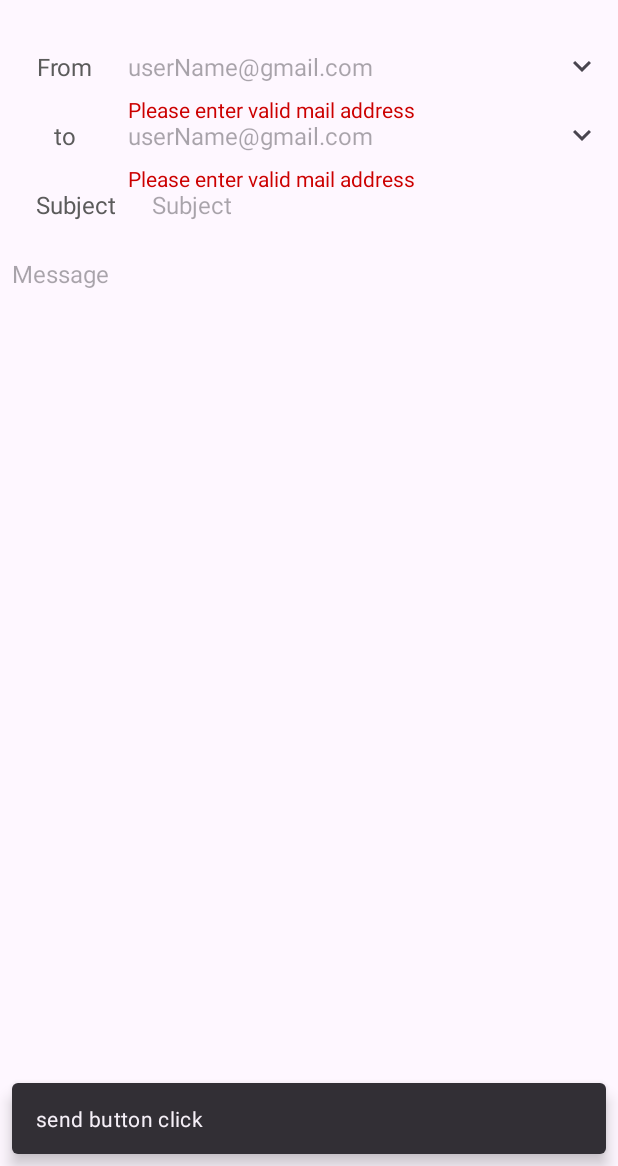
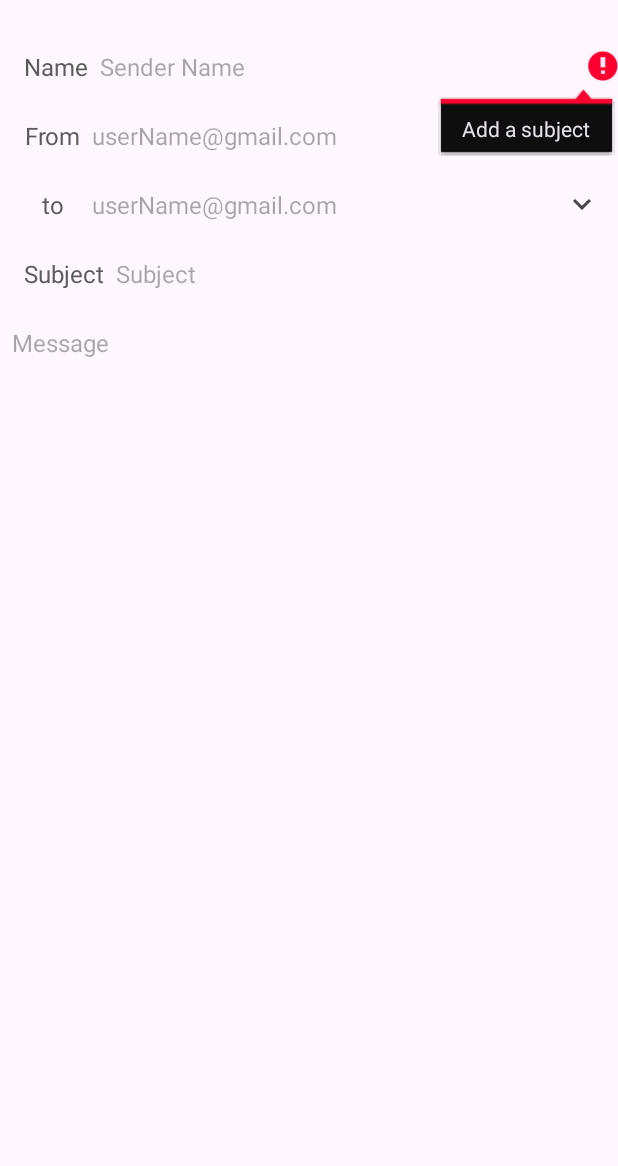
Before and after one commit to Karanbir31/Gmail-Ui-Layout, an Android app: the fragment EnterMailDetailsFragment shown on its own in the app's theme, after a tap on "send", on a phone screen of 412 x 824 dp, the part 70-1236 px from its top. Run offline under Robolectric (Android 15) with nearby library versions, the phone set to English and light mode, and no system bars; our stand-ins replace data binding; 1 statement that could not run was skipped.

Commit message:
build and set shared viewModel for mails and enter mails details fragment

```diff
--- a/app/build.gradle.kts
+++ b/app/build.gradle.kts
@@ -53,6 +53,8 @@ dependencies {
     androidTestImplementation(libs.androidx.junit)
     androidTestImplementation(libs.androidx.espresso.core)
 
+    implementation("androidx.fragment:fragment-ktx:1.8.8")
+
     implementation("org.jetbrains.kotlinx:kotlinx-coroutines-android:1.3.9")
 
     implementation("androidx.lifecycle:lifecycle-viewmodel-ktx:2.9.1")
--- a/app/src/main/AndroidManifest.xml
+++ b/app/src/main/AndroidManifest.xml
@@ -10,6 +10,7 @@
         android:fullBackupContent="@xml/backup_rules"
         android:icon="@mipmap/ic_launcher"
         android:label="@string/app_name"
+        android:windowSoftInputMode="adjustResize"
         android:roundIcon="@mipmap/ic_launcher_round"
         android:supportsRtl="true"
         android:theme="@style/Theme.GmailUiLayout">
--- a/app/src/main/java/com/example/gmailuilayout/EnterMailDetailsFragment.kt
+++ b/app/src/main/java/com/example/gmailuilayout/EnterMailDetailsFragment.kt
@@ -1,7 +1,6 @@
 package com.example.gmailuilayout
 
 import android.os.Bundle
-import android.text.Editable
 import android.view.LayoutInflater
 import android.view.Menu
 import android.view.MenuInflater
@@ -9,16 +8,17 @@ import android.view.MenuItem
 import android.view.View
 import android.view.ViewGroup
 import androidx.appcompat.app.AppCompatActivity
-import androidx.constraintlayout.widget.ConstraintSet
 import androidx.core.view.MenuHost
 import androidx.core.view.MenuProvider
-import androidx.core.widget.doAfterTextChanged
 import androidx.fragment.app.Fragment
+import androidx.fragment.app.activityViewModels
 import androidx.lifecycle.Lifecycle
 import com.example.gmailuilayout.databinding.FragmentEnterMailDetailsBinding
 import com.google.android.material.snackbar.Snackbar
+import java.time.LocalDateTime
 
 class EnterMailDetailsFragment : Fragment() {
+    private val emailViewModel: EmailsListViewModel by activityViewModels()
     private lateinit var binding: FragmentEnterMailDetailsBinding
 
     private val menuProvider = object : MenuProvider {
@@ -30,7 +30,20 @@ class EnterMailDetailsFragment : Fragment() {
             when (menuItem.itemId) {
                 R.id.sendActionMenu -> {
 
-                    binding.root.showSnackBarWithAction("send button click")
+                    if (validateEmailsItem()) {
+                        val newEmailsDetails = EmailItem(
+                            emailId = emailViewModel.getEmailsCount() + 1,
+                            senderImage = emailViewModel.getRandomUserImage(),
+                            senderName = binding.senderNameEditText.text.toString(),
+                            emailDateTime = LocalDateTime.now(),
+                            emailSubject = binding.subjectEditText.text.toString(),
+                            emailMessage = binding.messageEditText.text.toString(),
+                            starMarked = false
+                        )
+                        emailViewModel.addNewEmails(newEmailsDetails)
+                        requireActivity().onBackPressedDispatcher.onBackPressed()
+                    }
+
                     return true
                 }
 
@@ -78,6 +91,7 @@ class EnterMailDetailsFragment : Fragment() {
 
     override fun onViewCreated(view: View, savedInstanceState: Bundle?) {
         super.onViewCreated(view, savedInstanceState)
+        (activity as MainActivity).setAppBarAndBottomNavVisible(false)
         (requireActivity() as AppCompatActivity).setSupportActionBar(binding.toolbar)
 
         val menuHost: MenuHost = requireActivity()
@@ -89,65 +103,10 @@ class EnterMailDetailsFragment : Fragment() {
         )
 
         binding.apply {
-            toEditText.doAfterTextChanged { editable: Editable? ->
 
-                if (!isValidEmail(editable.toString()) && toEmailTextError.visibility != View.VISIBLE) {
-                    // show error text view and move ToEditText down ward
-
-
-                    toEditText.error = "please enter a valid mail address"
-
-                    toEmailTextError.visibility = View.VISIBLE
-
-                    updateConstraint(
-                        constrainedViewId = subjectEditText.id,
-                        constrainedSide = ConstraintSet.TOP,
-                        targetViewId = toEmailTextError.id,
-                        targetSide = ConstraintSet.BOTTOM
-                    )
-                }else  if (isValidEmail(editable.toString()) && toEmailTextError.visibility == View.VISIBLE){
-
-                    toEmailTextError.visibility = View.GONE
-
-                    updateConstraint(
-                        constrainedViewId = subjectEditText.id,
-                        constrainedSide = ConstraintSet.TOP,
-                        targetViewId = toEditText.id,
-                        targetSide = ConstraintSet.BOTTOM
-                    )
-                }
-
+            toolbar.setNavigationOnClickListener {
+                requireActivity().onBackPressedDispatcher.onBackPressed()
             }
-
-            fromEditText.doAfterTextChanged { editable: Editable? ->
-
-                if (!isValidEmail(editable.toString()) && fromEmailTextError.visibility != View.VISIBLE) {
-                    // show error text view and move ToEditText down ward
-
-                    fromEmailTextError.visibility = View.VISIBLE
-
-                    updateConstraint(
-                        constrainedViewId = toEditText.id,
-                        constrainedSide = ConstraintSet.TOP,
-                        targetViewId = fromEmailTextError.id,
-                        targetSide = ConstraintSet.BOTTOM
-                    )
-                } else  if (isValidEmail(editable.toString()) && fromEmailTextError.visibility == View.VISIBLE) {
-                    // show error text view and move ToEditText down ward
-
-                    fromEmailTextError.visibility = View.GONE
-
-                    updateConstraint(
-                        constrainedViewId = toEditText.id,
-                        constrainedSide = ConstraintSet.TOP,
-                        targetViewId = fromEditText.id,
-                        targetSide = ConstraintSet.BOTTOM
-                    )
-                }
-
-            }
-
-
         }
 
     }
@@ -165,8 +124,59 @@ class EnterMailDetailsFragment : Fragment() {
             .show()
     }
 
+    fun isValidEmail(email: String): Boolean {
+        val emailRegex = Regex("^[A-Za-z0-9+_.-]+@[A-Za-z0-9.-]+\\.[A-Za-z]{2,6}$")
+        return emailRegex.matches(email)
+    }
 
-    private fun updateConstraint(
+    override fun onDestroyView() {
+        super.onDestroyView()
+        (requireActivity() as MenuHost).removeMenuProvider(menuProvider)
+    }
+
+    fun validateEmailsItem(): Boolean {
+        binding.apply {
+            if (senderNameEditText.text.toString().isEmpty()) {
+                senderNameEditText.error = "Add a subject"
+                return false
+            }
+
+            if (fromEditText.text.toString().isEmpty()) {
+                fromEditText.error = "Add valid receivers mail address"
+                return false
+            }
+
+            if (!isValidEmail(fromEditText.text.toString())){
+                fromEditText.error = "Add valid receivers mail address"
+                return false
+            }
+
+
+            if (toEditText.text.toString().isEmpty()) {
+                toEditText.error = "Add valid senders mail address"
+                return false
+            }
+
+            if (!isValidEmail(toEditText.text.toString())){
+                toEditText.error = "Add valid receivers mail address"
+                return false
+            }
+
+            if (subjectEditText.text.toString().isEmpty()) {
+                subjectEditText.error = "Add a subject"
+                return false
+            }
+
+            if (messageEditText.text.toString().isEmpty()) {
+                messageEditText.error = "Add a message"
+                return false
+            }
+        }
+        return true
+    }
+
+    /*
+        private fun updateConstraint(
         constrainedViewId: Int,
         constrainedSide: Int,
         targetViewId: Int,
@@ -184,17 +194,7 @@ class EnterMailDetailsFragment : Fragment() {
         )
         constraintSet.applyTo(binding.main)
     }
-
-    fun isValidEmail(email: String): Boolean {
-        val emailRegex = Regex("^[A-Za-z0-9+_.-]+@[A-Za-z0-9.-]+\\.[A-Za-z]{2,6}$")
-        return emailRegex.matches(email)
-    }
-
-    override fun onDestroyView() {
-        super.onDestroyView()
-        (requireActivity() as MenuHost).removeMenuProvider(menuProvider)
-    }
-
+     */
 
 
 }
--- a/app/src/main/res/layout/fragment_enter_mail_details.xml
+++ b/app/src/main/res/layout/fragment_enter_mail_details.xml
@@ -27,12 +27,46 @@
                 />
 
         </com.google.android.material.appbar.AppBarLayout>
+
+        <TextView
+            android:id="@+id/senderNameStaticText"
+            android:layout_width="wrap_content"
+            android:layout_height="0dp"
+            android:gravity="center"
+            android:paddingStart="16dp"
+            android:paddingEnd="8dp"
+            android:paddingVertical="8dp"
+            android:text="Name"
+            android:textColor="#5B5B5B"
+            android:textSize="16sp"
+            app:layout_constraintBottom_toBottomOf="@id/senderNameEditText"
+            app:layout_constraintEnd_toStartOf="@id/senderNameEditText"
+            app:layout_constraintStart_toStartOf="parent"
+            app:layout_constraintTop_toTopOf="@id/senderNameEditText" />
+
+        <com.google.android.material.textfield.TextInputEditText
+            android:id="@+id/senderNameEditText"
+            android:layout_width="0dp"
+            android:layout_height="wrap_content"
+            android:layout_marginTop="8dp"
+            android:background="@android:color/transparent"
+            android:hint="Sender Name"
+            android:paddingVertical="8dp"
+            android:textSize="16sp"
+            app:layout_constraintBottom_toTopOf="@id/fromEditText"
+            app:layout_constraintEnd_toEndOf="parent"
+            app:layout_constraintHorizontal_weight="1"
+            app:layout_constraintStart_toEndOf="@id/senderNameStaticText"
+            app:layout_constraintTop_toBottomOf="@id/appBarLayout" />
+
+
         <TextView
             android:id="@+id/fromStaticText"
             android:layout_width="wrap_content"
             android:layout_height="0dp"
             android:gravity="center"
-            android:paddingHorizontal="24dp"
+            android:paddingStart="16dp"
+            android:paddingEnd="8dp"
             android:paddingVertical="8dp"
             android:text="From"
             android:textColor="#5B5B5B"
@@ -55,7 +89,7 @@
             app:layout_constraintEnd_toStartOf="@id/fromDropDownCheckBox"
             app:layout_constraintHorizontal_weight="1"
             app:layout_constraintStart_toEndOf="@id/fromStaticText"
-            app:layout_constraintTop_toBottomOf="@id/appBarLayout" />
+            app:layout_constraintTop_toBottomOf="@id/senderNameEditText" />
 
         <CheckBox
             android:id="@+id/fromDropDownCheckBox"
@@ -68,22 +102,12 @@
             app:layout_constraintTop_toTopOf="@id/fromEditText" />
 
         <TextView
-            android:id="@+id/fromEmailTextError"
-            android:layout_width="wrap_content"
-            android:layout_height="wrap_content"
-            android:text="Please enter valid mail address"
-            android:textSize="14sp"
-            android:textColor="@android:color/holo_red_dark"
-            app:layout_constraintStart_toStartOf="@id/fromEditText"
-            app:layout_constraintTop_toBottomOf="@id/fromEditText"
-            />
-
-        <TextView
             android:id="@+id/toStaticText"
             android:layout_width="wrap_content"
             android:layout_height="0dp"
             android:gravity="center"
-            android:paddingHorizontal="24dp"
+            android:paddingStart="16dp"
+            android:paddingEnd="8dp"
             android:paddingVertical="8dp"
             android:text="to"
             android:textColor="#5B5B5B"
@@ -120,22 +144,12 @@
             app:layout_constraintTop_toTopOf="@id/toEditText" />
 
         <TextView
-            android:id="@+id/toEmailTextError"
-            android:layout_width="wrap_content"
-            android:layout_height="wrap_content"
-            android:text="Please enter valid mail address"
-            android:textSize="14sp"
-            android:textColor="@android:color/holo_red_dark"
-            app:layout_constraintStart_toStartOf="@id/toEditText"
-            app:layout_constraintTop_toBottomOf="@id/toEditText"
-            />
-
-        <TextView
             android:id="@+id/subjectStaticText"
             android:layout_width="wrap_content"
             android:layout_height="wrap_content"
             android:gravity="center"
-            android:paddingHorizontal="24dp"
+            android:paddingStart="16dp"
+            android:paddingEnd="8dp"
             android:paddingVertical="8dp"
             android:text="Subject"
             android:textColor="#5B5B5B"
```
Also changed, not shown: app/src/main/java/com/example/gmailuilayout/EmailsListViewModel.kt (+34 -16 lines), app/src/main/java/com/example/gmailuilayout/MailsFragment.kt (+28 -18 lines), app/src/main/java/com/example/gmailuilayout/MainActivity.kt (+9 -0 lines).
